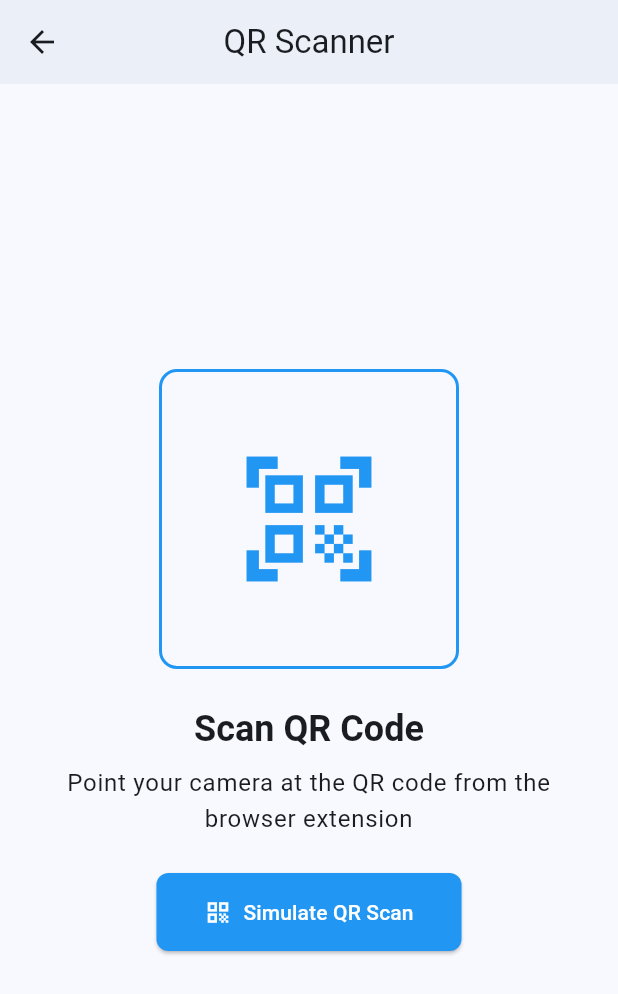
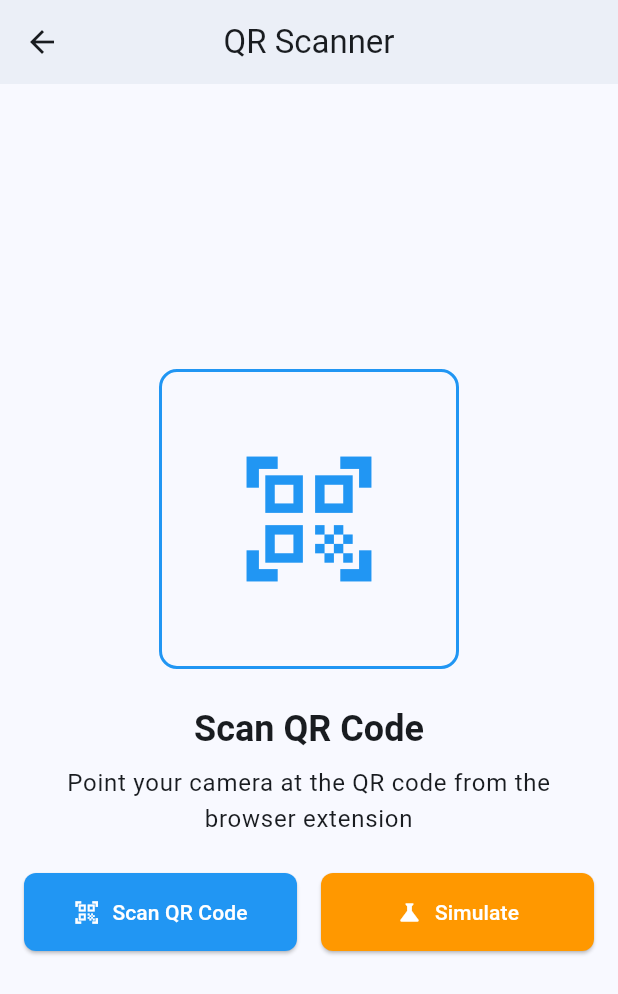
Before and after one commit to mlsankannanavar/mobile-scan, a Flutter app: the QRScannerScreen screen opened directly, on a phone screen of 412 x 824 dp. Shown: the top 994 px of the screen. Run offline on Flutter 3.47's test engine with Material 3 defaults, Android fonts, the phone set to English and light mode, and no system bars; our stand-ins replace flutter_riverpod, shared_preferences, sqflite; missing offline and left inert: mobile_scanner; accounts and stored records are empty; network calls fail.

Commit message:
Replace incompatible packages with modern alternatives
- Replace qr_code_scanner with mobile_scanner (v5.0.0) for AGP 8.x compatibility
- Update QR scanner screen to use real camera scanning with mobile_scanner
- Add both real QR scanning and simulation options for testing
- Improve QR scanner UI with better camera integration
- Remove namespace-incompatible packages to ensure successful Android builds
- Maintain backward compatibility with simulation mode for testing

```diff
--- a/lib/screens/qr_scanner_screen.dart
+++ b/lib/screens/qr_scanner_screen.dart
@@ -1,5 +1,6 @@
 import 'package:flutter/material.dart';
 import 'package:flutter_riverpod/flutter_riverpod.dart';
+import 'package:mobile_scanner/mobile_scanner.dart';
 import '../utils/logger.dart';
 import '../utils/constants.dart';
 
@@ -13,6 +14,8 @@ class QRScannerScreen extends ConsumerStatefulWidget {
 class _QRScannerScreenState extends ConsumerState<QRScannerScreen> {
   String? scannedSessionId;
   bool isLoading = false;
+  bool showScanner = false;
+  MobileScannerController cameraController = MobileScannerController();
 
   @override
   void initState() {
@@ -20,9 +23,39 @@ class _QRScannerScreenState extends ConsumerState<QRScannerScreen> {
     AppLogger.info('QR Scanner screen opened');
   }
 
+  @override
+  void dispose() {
+    cameraController.dispose();
+    super.dispose();
+  }
+
+  void _startQRScan() {
+    setState(() {
+      showScanner = true;
+    });
+  }
+
+  void _onQRDetected(BarcodeCapture capture) {
+    final List<Barcode> barcodes = capture.barcodes;
+    if (barcodes.isNotEmpty && scannedSessionId == null) {
+      final String? code = barcodes.first.rawValue;
+      if (code != null) {
+        setState(() {
+          scannedSessionId = code;
+          showScanner = false;
+        });
+
+        AppLogger.info('QR Code scanned', details: {
+          'sessionId': code,
+        });
+
+        _downloadBatchData();
+      }
+    }
+  }
+
   void _simulateQRScan() {
-    // This is a placeholder for QR scanning functionality
-    // In a real implementation, this would use qr_code_scanner package
+    // Fallback simulation for testing
     setState(() {
       scannedSessionId = 'TEST_SESSION_${DateTime.now().millisecondsSinceEpoch}';
     });
@@ -77,7 +110,69 @@ class _QRScannerScreenState extends ConsumerState<QRScannerScreen> {
         padding: const EdgeInsets.all(Constants.defaultPadding),
         child: Column(
           children: [
-            if (scannedSessionId == null) ...[
+            if (showScanner) ...[
+              // Real QR Scanner
+              Expanded(
+                child: Column(
+                  children: [
+                    Text(
+                      'Scan QR Code',
+                      style: Theme.of(context).textTheme.headlineSmall?.copyWith(
+                        fontWeight: FontWeight.bold,
+                      ),
+                    ),
+                    const SizedBox(height: Constants.defaultPadding),
+                    Expanded(
+                      child: Container(
+                        decoration: BoxDecoration(
+                          borderRadius: BorderRadius.circular(12),
+                          border: Border.all(color: Colors.blue, width: 2),
+                        ),
+                        child: ClipRRect(
+                          borderRadius: BorderRadius.circular(10),
+                          child: MobileScanner(
+                            controller: cameraController,
+                            onDetect: _onQRDetected,
+                          ),
+                        ),
+                      ),
+                    ),
+                    const SizedBox(height: Constants.defaultPadding),
+                    Row(
+                      children: [
+                        Expanded(
+                          child: ElevatedButton.icon(
+                            onPressed: () {
+                              setState(() {
+                                showScanner = false;
+                              });
+                            },
+                            icon: const Icon(Icons.close),
+                            label: const Text('Cancel'),
+                            style: ElevatedButton.styleFrom(
+                              backgroundColor: Colors.grey,
+                              foregroundColor: Colors.white,
+                            ),
+                          ),
+                        ),
+                        const SizedBox(width: Constants.defaultPadding),
+                        Expanded(
+                          child: ElevatedButton.icon(
+                            onPressed: _simulateQRScan,
+                            icon: const Icon(Icons.science),
+                            label: const Text('Simulate'),
+                            style: ElevatedButton.styleFrom(
+                              backgroundColor: Colors.orange,
+                              foregroundColor: Colors.white,
+                            ),
+                          ),
+                        ),
+                      ],
+                    ),
+                  ],
+                ),
+              ),
+            ] else if (scannedSessionId == null) ...[
               // QR Scanner Instructions
               Expanded(
                 child: Column(
@@ -110,14 +205,32 @@ class _QRScannerScreenState extends ConsumerState<QRScannerScreen> {
                       textAlign: TextAlign.center,
                     ),
                     const SizedBox(height: Constants.largePadding),
-                    ElevatedButton.icon(
-                      onPressed: _simulateQRScan,
-                      icon: const Icon(Icons.qr_code),
-                      label: const Text('Simulate QR Scan'),
-                      style: ElevatedButton.styleFrom(
-                        backgroundColor: Colors.blue,
-                        foregroundColor: Colors.white,
-                      ),
+                    Row(
+                      children: [
+                        Expanded(
+                          child: ElevatedButton.icon(
+                            onPressed: _startQRScan,
+                            icon: const Icon(Icons.qr_code_scanner),
+                            label: const Text('Scan QR Code'),
+                            style: ElevatedButton.styleFrom(
+                              backgroundColor: Colors.blue,
+                              foregroundColor: Colors.white,
+                            ),
+                          ),
+                        ),
+                        const SizedBox(width: Constants.defaultPadding),
+                        Expanded(
+                          child: ElevatedButton.icon(
+                            onPressed: _simulateQRScan,
+                            icon: const Icon(Icons.science),
+                            label: const Text('Simulate'),
+                            style: ElevatedButton.styleFrom(
+                              backgroundColor: Colors.orange,
+                              foregroundColor: Colors.white,
+                            ),
+                          ),
+                        ),
+                      ],
                     ),
                   ],
                 ),
--- a/pubspec.yaml
+++ b/pubspec.yaml
@@ -14,8 +14,8 @@ dependencies:
   # HTTP client
   http: ^1.1.0
 
-  # QR code scanning
-  qr_code_scanner: ^1.0.1
+  # QR code scanning (compatible with AGP 8.x)
+  mobile_scanner: ^5.0.0
 
   # Camera functionality
   camera: ^0.10.4
```
